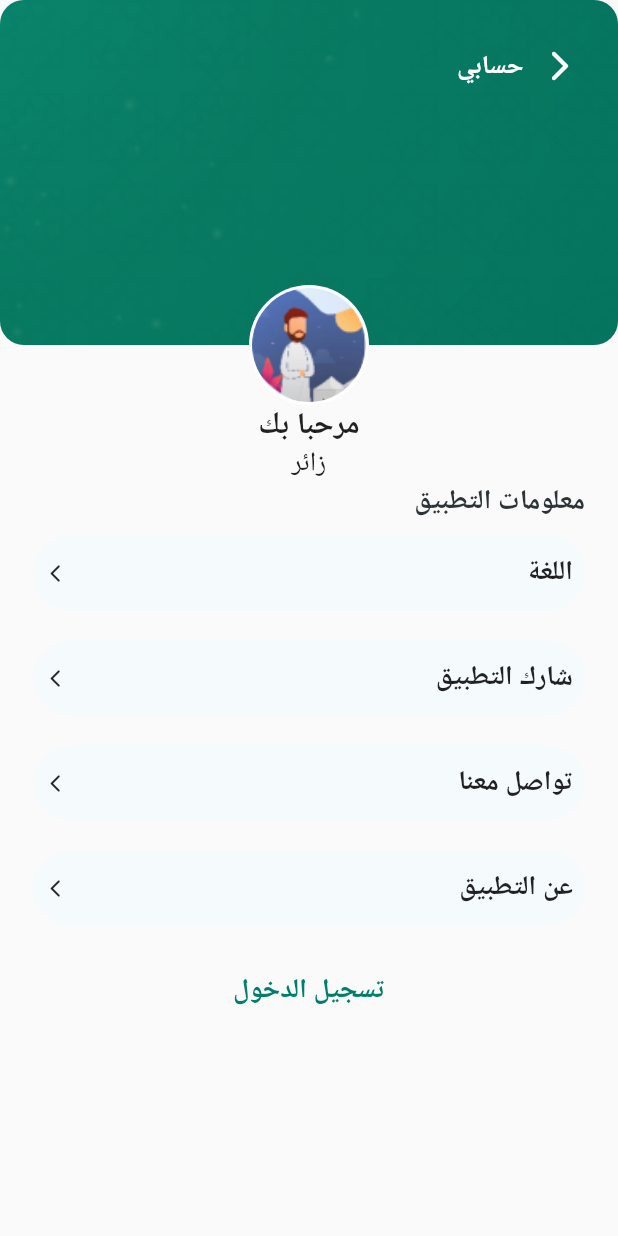
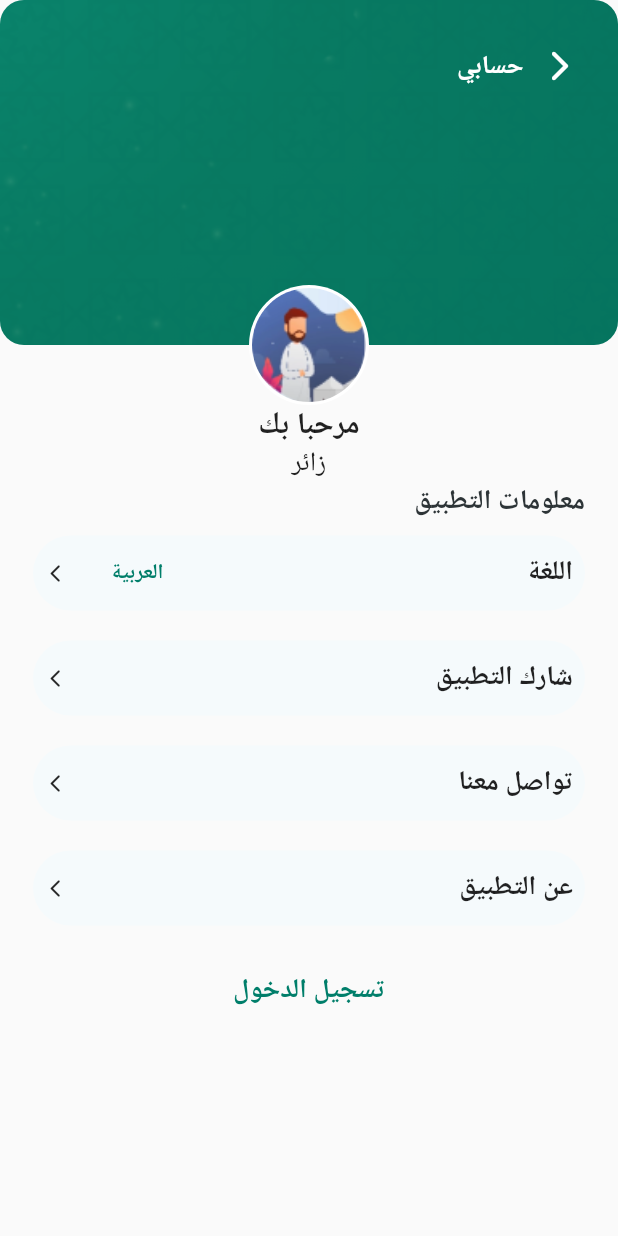
Before and after one commit to ammarelgml/Mosques-Guide-FlutterApp, a Flutter app: the screen it shows after launch, on a phone screen of 412 x 824 dp. Run offline on Flutter 3.47's test engine with Material 2 defaults, Android fonts, the phone set to English and light mode, and no system bars; our stand-ins replace get, location; statements that could not run were skipped.

Commit message:
Change Language Button + Page Bottom sheet

```diff
--- a/lib/view/settings/index.dart
+++ b/lib/view/settings/index.dart
@@ -3,6 +3,7 @@ import 'package:get/get.dart';
 import '/view/settings/widgets/button.dart';
 import '/view/settings/widgets/header_section.dart';
 import '/view/settings/widgets/login_btn.dart';
+import 'widgets/lang_btn.dart';
 
 class Settings extends StatelessWidget {
   // const Settings({Key? key}) : super(key: key);
@@ -59,7 +60,56 @@ class Settings extends StatelessWidget {
                         ),
                         textDirection: TextDirection.rtl,
                       ),
-                      Button(onPressed: languageChange, title: "اللغة"),
+                      // Button(onPressed: languageChange, title: "اللغة"),
+                      MaterialButton(
+                        onPressed: languageChange,
+                        child: Ink(
+                          padding: const EdgeInsets.all(8.0),
+                          width: double.infinity,
+                          height: 50,
+                          decoration: BoxDecoration(
+                            borderRadius: BorderRadius.circular(30.0),
+                            color: const Color(0xffF5FAFC),
+                          ),
+                          child: Row(
+                            mainAxisAlignment: MainAxisAlignment.spaceBetween,
+                            crossAxisAlignment: CrossAxisAlignment.center,
+                            children: <Widget>[
+                              Row(
+                                children: const <Widget>[
+                                  Icon(
+                                    Icons.arrow_back_ios_rounded,
+                                    size: 14,
+                                  ),
+                                  SizedBox(width: 30),
+                                  Text(
+                                    "العربية",
+                                    textDirection: TextDirection.rtl,
+                                    style: TextStyle(
+                                      fontWeight: FontWeight.bold,
+                                      fontSize: 14,
+                                      color: Color(0xff007E6A),
+                                    ),
+                                  ),
+                                ],
+                              ),
+                              const Text(
+                                "اللغة",
+                                textDirection: TextDirection.rtl,
+                                style: TextStyle(
+                                  fontWeight: FontWeight.bold,
+                                  fontSize: 18,
+                                ),
+                              ),
+                            ],
+                          ),
+                        ),
+                        padding: const EdgeInsets.symmetric(
+                            vertical: 10, horizontal: 0.0),
+                        shape: RoundedRectangleBorder(
+                          borderRadius: BorderRadius.circular(32.0),
+                        ),
+                      ),
                       Button(onPressed: shareApp, title: "شارك التطبيق"),
                       Button(onPressed: contactUs, title: "تواصل معنا"),
                       Button(onPressed: aboutUs, title: "عن التطبيق"),
@@ -76,7 +126,55 @@ class Settings extends StatelessWidget {
   }
 
   languageChange() {
-    print("Language Btn");
+    Get.bottomSheet(
+      Container(
+          height: 320,
+          decoration: const BoxDecoration(
+            borderRadius: BorderRadius.only(
+                topLeft: Radius.circular(24), topRight: Radius.circular(24)),
+            color: Color(0xffF5FAFC),
+          ),
+          child: Column(
+            mainAxisAlignment: MainAxisAlignment.spaceEvenly,
+            children: <Widget>[
+              // Logo
+              Container(
+                decoration: const BoxDecoration(
+                    color: Colors.white,
+                    borderRadius: BorderRadius.all(Radius.circular(10))),
+                child: Padding(
+                  padding: const EdgeInsets.all(20),
+                  child: Container(
+                    height: 55,
+                    width: 55,
+                    decoration: const BoxDecoration(
+                      image: DecorationImage(
+                        image: AssetImage('assets/language.png'),
+                        fit: BoxFit.fill,
+                      ),
+                    ),
+                  ),
+                ),
+              ),
+              //text
+              const Text(
+                "اختر اللغة",
+                style: TextStyle(fontWeight: FontWeight.bold, fontSize: 20),
+              ),
+              //Buttons
+              Row(
+                mainAxisAlignment: MainAxisAlignment.spaceEvenly,
+                children: const <Widget>[
+                  LanguageBtn(title: "English"),
+                  LanguageBtn(title: "العربية"),
+                ],
+              )
+            ],
+          )),
+      barrierColor: const Color(0xff000029).withOpacity(0.3),
+      isDismissible: false,
+      enableDrag: false,
+    );
   }
 
   shareApp() {
```
Also changed, not shown: lib/view/settings/widgets/lang_btn.dart (added, +29 -0 lines), assets/language.png (added).
